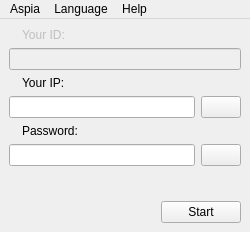
Above: source/host/ui/host_main_window.ui from dchapyshev/aspia before the change. Below: the same form after it.
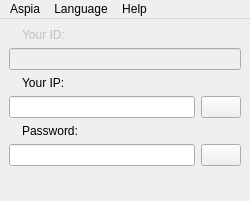
That is the form after the change. Icons and pictures are not drawn.

Commit message: - Remove button.

```diff
--- a/source/host/ui/host_main_window.ui
+++ b/source/host/ui/host_main_window.ui
@@ -7,7 +7,7 @@
     <x>0</x>
     <y>0</y>
     <width>250</width>
-    <height>232</height>
+    <height>201</height>
    </rect>
   </property>
   <property name="sizePolicy">
@@ -202,30 +202,6 @@
       </property>
      </spacer>
     </item>
-    <item>
-     <layout class="QHBoxLayout" name="horizontalLayout">
-      <item>
-       <spacer name="horizontalSpacer">
-        <property name="orientation">
-         <enum>Qt::Horizontal</enum>
-        </property>
-        <property name="sizeHint" stdset="0">
-         <size>
-          <width>40</width>
-          <height>20</height>
-         </size>
-        </property>
-       </spacer>
-      </item>
-      <item>
-       <widget class="QPushButton" name="button_start_stop">
-        <property name="text">
-         <string>Start</string>
-        </property>
-       </widget>
-      </item>
-     </layout>
-    </item>
    </layout>
   </widget>
   <widget class="QMenuBar" name="menubar">
```
The commit also changes 4 other files.
